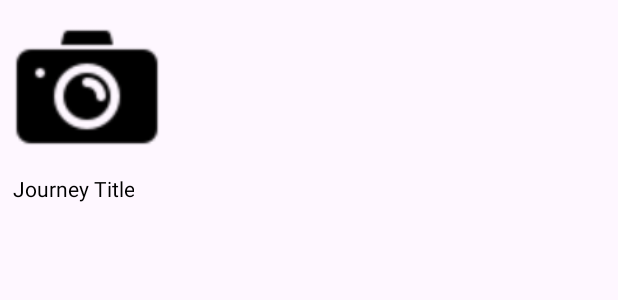
After one commit to premdoiphode0907/travel_journal_app, an Android app: the layout item_memory_grid.xml on its own in the app's theme, with its tools: preview values and no code run, on a phone screen of 412 x 824 dp. The commit adds this screen. Shown: the top 300 px of the screen. Run offline under Robolectric (Android 15) with nearby library versions, the phone set to English and light mode, and no system bars.

Commit message:
Added memory tab and load images

```diff
--- a/app/build.gradle
+++ b/app/build.gradle
@@ -57,6 +57,10 @@ dependencies {
     implementation libs.retrofit
     implementation libs.converter.gson
 
+    // Glide Dependency
+    implementation libs.glide
+    annotationProcessor libs.compiler
+
 
 
 
--- a/app/src/main/java/com/app/traveljournalapp/activity/JourneyManagementActivity.java
+++ b/app/src/main/java/com/app/traveljournalapp/activity/JourneyManagementActivity.java
@@ -12,6 +12,7 @@ import androidx.fragment.app.FragmentTransaction;
 
 import com.app.traveljournalapp.R;
 import com.app.traveljournalapp.fragment.JourneyFragment;
+import com.app.traveljournalapp.fragment.MemoriesFragment;
 import com.google.android.material.tabs.TabLayout;
 
 public class JourneyManagementActivity extends AppCompatActivity {
@@ -44,7 +45,7 @@ public class JourneyManagementActivity extends AppCompatActivity {
                 if (tab.getPosition() == 0) {
                     loadFragment(new JourneyFragment());
                 } else if (tab.getPosition() == 1) {
-                    // loadFragment(new MemoriesFragment());
+                     loadFragment(new MemoriesFragment());
                 }
             }
 
--- /dev/null
+++ b/app/src/main/res/layout/item_memory_grid.xml
@@ -0,0 +1,23 @@
+<LinearLayout xmlns:android="http://schemas.android.com/apk/res/android"
+    android:layout_width="wrap_content"
+    android:layout_height="wrap_content"
+    android:orientation="vertical"
+    android:layout_margin="8dp">
+
+    <ImageView
+        android:id="@+id/img"
+        android:layout_width="100dp"
+        android:layout_height="100dp"
+        android:layout_gravity="center"
+        android:src="@drawable/ic_camera" />
+
+    <TextView
+        android:id="@+id/title"
+        android:layout_width="wrap_content"
+        android:layout_height="wrap_content"
+        android:gravity="center"
+        android:text="Journey Title"
+        android:textSize="14sp"
+        android:textColor="#000000"
+        android:layout_marginTop="8dp" />
+</LinearLayout>
--- a/gradle/libs.versions.toml
+++ b/gradle/libs.versions.toml
@@ -1,6 +1,8 @@
 [versions]
 agp = "8.13.0"
+compiler = "5.0.5"
 converterGson = "3.0.0"
+glide = "5.0.5"
 googleService= "4.4.3"
 firebaseCrashlytics = "3.0.6"
 firebaseBom = "34.3.0"
@@ -15,10 +17,12 @@ retrofit = "3.0.0"
 roomRuntime = "2.8.1"
 
 [libraries]
+compiler = { module = "com.github.bumptech.glide:compiler", version.ref = "compiler" }
 converter-gson = { module = "com.squareup.retrofit2:converter-gson", version.ref = "converterGson" }
 firebase-analytics = { module = "com.google.firebase:firebase-analytics" }
 firebase-bom = { module = "com.google.firebase:firebase-bom", version.ref = "firebaseBom" }
 firebase-crashlytics-ndk = { module = "com.google.firebase:firebase-crashlytics-ndk" }
+glide = { module = "com.github.bumptech.glide:glide", version.ref = "glide" }
 google-firebase-analytics = { module = "com.google.firebase:firebase-analytics" }
 junit = { group = "junit", name = "junit", version.ref = "junit" }
 ext-junit = { group = "androidx.test.ext", name = "junit", version.ref = "junitVersion" }
```
Also changed, not shown: app/src/main/java/com/app/traveljournalapp/adapter/MemoriesAdapter.java (added, +83 -0 lines), app/src/main/java/com/app/traveljournalapp/data/db/entity/Memory.java (added, +13 -0 lines), app/src/main/java/com/app/traveljournalapp/data/db/model/MemoryResponse.java (added, +33 -0 lines), app/src/main/java/com/app/traveljournalapp/fragment/MemoriesFragment.java (added, +97 -0 lines), app/src/main/java/com/app/traveljournalapp/network/ApiService.java (+3 -5 lines), app/src/main/java/com/app/traveljournalapp/utils/GridSpacingItemDecoration.java (added, +30 -0 lines), app/src/main/res/layout/fragment_memories.xml (added, +16 -0 lines).
